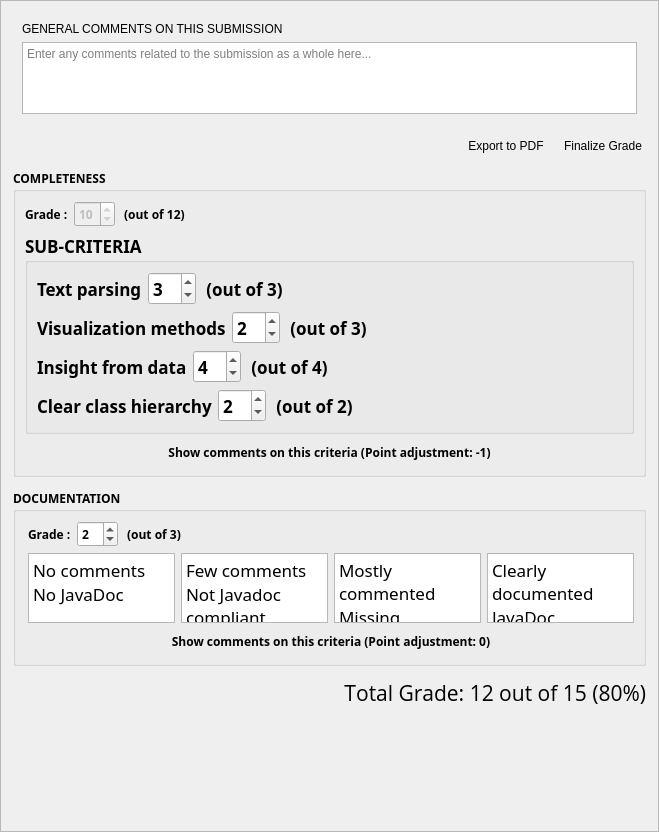
Before: the Qt Designer form TurboGrade/ui/gradeview.ui in wassgha/TurboGrade, drawn with Qt 5.
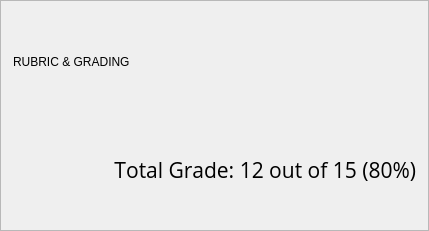
After: the same form once the commit is applied.

Commit message: Put grade view inside code view

What changed in the file:
```diff
--- a/TurboGrade/ui/gradeview.ui
+++ b/TurboGrade/ui/gradeview.ui
@@ -6,8 +6,8 @@
    <rect>
     <x>0</x>
     <y>0</y>
-    <width>659</width>
-    <height>832</height>
+    <width>429</width>
+    <height>231</height>
    </rect>
   </property>
   <property name="windowTitle">
@@ -107,6 +107,9 @@
 } </string>
   </property>
   <layout class="QVBoxLayout" name="verticalLayout_5">
+   <property name="spacing">
+    <number>0</number>
+   </property>
    <property name="leftMargin">
     <number>0</number>
    </property>
@@ -122,7 +125,7 @@
    <item>
     <widget class="QScrollArea" name="scrollArea">
      <property name="sizePolicy">
-      <sizepolicy hsizetype="Expanding" vsizetype="Expanding">
+      <sizepolicy hsizetype="Preferred" vsizetype="Expanding">
        <horstretch>0</horstretch>
        <verstretch>0</verstretch>
       </sizepolicy>
@@ -147,19 +150,19 @@
        <rect>
         <x>0</x>
         <y>0</y>
-        <width>659</width>
-        <height>746</height>
+        <width>429</width>
+        <height>231</height>
        </rect>
       </property>
       <property name="sizePolicy">
-       <sizepolicy hsizetype="Expanding" vsizetype="Fixed">
+       <sizepolicy hsizetype="Preferred" vsizetype="Preferred">
         <horstretch>0</horstretch>
         <verstretch>0</verstretch>
        </sizepolicy>
       </property>
       <property name="maximumSize">
        <size>
-        <width>960</width>
+        <width>16777215</width>
         <height>16777215</height>
        </size>
       </property>
@@ -180,614 +183,10 @@
         <number>12</number>
        </property>
        <item>
-        <widget class="QWidget" name="general_comments_box" native="true">
-         <property name="sizePolicy">
-          <sizepolicy hsizetype="Preferred" vsizetype="Fixed">
-           <horstretch>0</horstretch>
-           <verstretch>0</verstretch>
-          </sizepolicy>
+        <widget class="QLabel" name="title">
+         <property name="text">
+          <string>RUBRIC &amp; GRADING</string>
          </property>
-         <layout class="QVBoxLayout" name="verticalLayout_6">
-          <item>
-           <widget class="QLabel" name="general_comments_label">
-            <property name="text">
-             <string>GENERAL COMMENTS ON THIS SUBMISSION</string>
-            </property>
-           </widget>
-          </item>
-          <item>
-           <widget class="QTextEdit" name="general_comments">
-            <property name="sizeAdjustPolicy">
-             <enum>QAbstractScrollArea::AdjustToContentsOnFirstShow</enum>
-            </property>
-            <property name="placeholderText">
-             <string>Enter any comments related to the submission as a whole here...</string>
-            </property>
-           </widget>
-          </item>
-         </layout>
-        </widget>
-       </item>
-       <item>
-        <layout class="QHBoxLayout" name="horizontalLayout_6">
-         <item>
-          <spacer name="spacer">
-           <property name="orientation">
-            <enum>Qt::Horizontal</enum>
-           </property>
-           <property name="sizeHint" stdset="0">
-            <size>
-             <width>40</width>
-             <height>20</height>
-            </size>
-           </property>
-          </spacer>
-         </item>
-         <item>
-          <widget class="QPushButton" name="export_pdf">
-           <property name="font">
-            <font/>
-           </property>
-           <property name="cursor">
-            <cursorShape>PointingHandCursor</cursorShape>
-           </property>
-           <property name="text">
-            <string>Export to PDF</string>
-           </property>
-           <property name="default">
-            <bool>true</bool>
-           </property>
-           <property name="flat">
-            <bool>true</bool>
-           </property>
-          </widget>
-         </item>
-         <item>
-          <widget class="QPushButton" name="finalize">
-           <property name="font">
-            <font/>
-           </property>
-           <property name="cursor">
-            <cursorShape>PointingHandCursor</cursorShape>
-           </property>
-           <property name="text">
-            <string>Finalize Grade</string>
-           </property>
-           <property name="default">
-            <bool>true</bool>
-           </property>
-           <property name="flat">
-            <bool>true</bool>
-           </property>
-          </widget>
-         </item>
-        </layout>
-       </item>
-       <item>
-        <widget class="QGroupBox" name="dummy1">
-         <property name="sizePolicy">
-          <sizepolicy hsizetype="Preferred" vsizetype="Fixed">
-           <horstretch>0</horstretch>
-           <verstretch>0</verstretch>
-          </sizepolicy>
-         </property>
-         <property name="maximumSize">
-          <size>
-           <width>16777215</width>
-           <height>16777215</height>
-          </size>
-         </property>
-         <property name="font">
-          <font>
-           <family>Avenir</family>
-           <weight>75</weight>
-           <bold>true</bold>
-          </font>
-         </property>
-         <property name="title">
-          <string>COMPLETENESS</string>
-         </property>
-         <property name="alignment">
-          <set>Qt::AlignLeading|Qt::AlignLeft|Qt::AlignTop</set>
-         </property>
-         <property name="flat">
-          <bool>true</bool>
-         </property>
-         <layout class="QVBoxLayout" name="verticalLayout_2">
-          <item>
-           <layout class="QHBoxLayout" name="horizontalLayout_3">
-            <item>
-             <widget class="QLabel" name="label_3">
-              <property name="text">
-               <string>Grade :</string>
-              </property>
-             </widget>
-            </item>
-            <item>
-             <widget class="QSpinBox" name="spinBox_2">
-              <property name="enabled">
-               <bool>false</bool>
-              </property>
-              <property name="value">
-               <number>10</number>
-              </property>
-             </widget>
-            </item>
-            <item>
-             <widget class="QLabel" name="label_4">
-              <property name="text">
-               <string> (out of 12)</string>
-              </property>
-             </widget>
-            </item>
-            <item>
-             <spacer name="horizontalSpacer_2">
-              <property name="orientation">
-               <enum>Qt::Horizontal</enum>
-              </property>
-              <property name="sizeHint" stdset="0">
-               <size>
-                <width>40</width>
-                <height>20</height>
-               </size>
-              </property>
-             </spacer>
-            </item>
-           </layout>
-          </item>
-          <item>
-           <widget class="QGroupBox" name="groupBox_3">
-            <property name="font">
-             <font>
-              <family>Avenir</family>
-              <pointsize>13</pointsize>
-              <weight>75</weight>
-              <bold>true</bold>
-             </font>
-            </property>
-            <property name="title">
-             <string>SUB-CRITERIA</string>
-            </property>
-            <property name="flat">
-             <bool>false</bool>
-            </property>
-            <layout class="QVBoxLayout" name="verticalLayout_4">
-             <item>
-              <layout class="QHBoxLayout" name="horizontalLayout_7">
-               <item>
-                <widget class="QLabel" name="label_11">
-                 <property name="text">
-                  <string>Text parsing</string>
-                 </property>
-                </widget>
-               </item>
-               <item>
-                <widget class="QSpinBox" name="spinBox_6">
-                 <property name="enabled">
-                  <bool>true</bool>
-                 </property>
-                 <property name="value">
-                  <number>3</number>
-                 </property>
-                </widget>
-               </item>
-               <item>
-                <widget class="QLabel" name="label_12">
-                 <property name="text">
-                  <string> (out of 3)</string>
-                 </property>
-                </widget>
-               </item>
-               <item>
-                <spacer name="horizontalSpacer_4">
-                 <property name="orientation">
-                  <enum>Qt::Horizontal</enum>
-                 </property>
-                 <property name="sizeHint" stdset="0">
-                  <size>
-                   <width>40</width>
-                   <height>20</height>
-                  </size>
-                 </property>
-                </spacer>
-               </item>
-              </layout>
-             </item>
-             <item>
-              <layout class="QHBoxLayout" name="horizontalLayout_8">
-               <item>
-                <widget class="QLabel" name="label_13">
-                 <property name="text">
-                  <string>Visualization methods</string>
-                 </property>
-                </widget>
-               </item>
-               <item>
-                <widget class="QSpinBox" name="spinBox_7">
-                 <property name="enabled">
-                  <bool>true</bool>
-                 </property>
-                 <property name="styleSheet">
-                  <string notr="true"/>
-                 </property>
-                 <property name="value">
-                  <number>2</number>
-                 </property>
-                </widget>
-               </item>
-               <item>
-                <widget class="QLabel" name="label_14">
-                 <property name="text">
-                  <string> (out of 3)</string>
-                 </property>
-                </widget>
-               </item>
-               <item>
-                <spacer name="horizontalSpacer_5">
-                 <property name="orientation">
-                  <enum>Qt::Horizontal</enum>
-                 </property>
-                 <property name="sizeHint" stdset="0">
-                  <size>
-                   <width>40</width>
-                   <height>20</height>
-                  </size>
-                 </property>
-                </spacer>
-               </item>
-              </layout>
-             </item>
-             <item>
-              <layout class="QHBoxLayout" name="horizontalLayout_9">
-               <item>
-                <widget class="QLabel" name="label_15">
-                 <property name="text">
-                  <string>Insight from data</string>
-                 </property>
-                </widget>
-               </item>
-               <item>
-                <widget class="QSpinBox" name="spinBox_8">
-                 <property name="enabled">
-                  <bool>true</bool>
-                 </property>
-                 <property name="value">
-                  <number>4</number>
-                 </property>
-                </widget>
-               </item>
-               <item>
-                <widget class="QLabel" name="label_16">
-                 <property name="text">
-                  <string> (out of 4)</string>
-                 </property>
-                </widget>
-               </item>
-               <item>
-                <spacer name="horizontalSpacer_6">
-                 <property name="orientation">
-                  <enum>Qt::Horizontal</enum>
-                 </property>
-                 <property name="sizeHint" stdset="0">
-                  <size>
-                   <width>40</width>
-                   <height>20</height>
-                  </size>
-                 </property>
-                </spacer>
-               </item>
-              </layout>
-             </item>
-             <item>
-              <layout class="QHBoxLayout" name="horizontalLayout_10">
-               <item>
-                <widget class="QLabel" name="label_17">
-                 <property name="text">
-                  <string>Clear class hierarchy</string>
-                 </property>
-                </widget>
-               </item>
-               <item>
-                <widget class="QSpinBox" name="spinBox_9">
-                 <property name="enabled">
-                  <bool>true</bool>
-                 </property>
-                 <property name="value">
-                  <number>2</number>
-                 </property>
-                </widget>
-               </item>
-               <item>
-                <widget class="QLabel" name="label_18">
-                 <property name="text">
-                  <string> (out of 2)</string>
-                 </property>
-                </widget>
-               </item>
-               <item>
-                <spacer name="horizontalSpacer_7">
-                 <property name="orientation">
-                  <enum>Qt::Horizontal</enum>
-                 </property>
-                 <property name="sizeHint" stdset="0">
-                  <size>
-                   <width>40</width>
-                   <height>20</height>
-                  </size>
-                 </property>
-                </spacer>
-               </item>
-              </layout>
-             </item>
-            </layout>
-           </widget>
-          </item>
-          <item>
-           <widget class="QPushButton" name="pushButton_2">
-            <property name="text">
-             <string>Show comments on this criteria (Point adjustment: -1)</string>
-            </property>
-            <property name="flat">
-             <bool>true</bool>
-            </property>
-           </widget>
-          </item>
-         </layout>
-        </widget>
-       </item>
-       <item>
-        <widget class="QGroupBox" name="dummy2">
-         <property name="sizePolicy">
-          <sizepolicy hsizetype="Preferred" vsizetype="Minimum">
-           <horstretch>0</horstretch>
-           <verstretch>0</verstretch>
-          </sizepolicy>
-         </property>
-         <property name="maximumSize">
-          <size>
-           <width>16777215</width>
-           <height>16777215</height>
-          </size>
-         </property>
-         <property name="font">
-          <font>
-           <family>Avenir</family>
-           <weight>75</weight>
-           <bold>true</bold>
-          </font>
-         </property>
-         <property name="title">
-          <string>DOCUMENTATION</string>
-         </property>
-         <property name="alignment">
-          <set>Qt::AlignLeading|Qt::AlignLeft|Qt::AlignTop</set>
-         </property>
-         <property name="flat">
-          <bool>true</bool>
-         </property>
-         <layout class="QVBoxLayout" name="verticalLayout">
-          <property name="leftMargin">
-           <number>12</number>
-          </property>
-          <item>
-           <layout class="QHBoxLayout" name="horizontalLayout_2">
-            <item>
-             <widget class="QLabel" name="label">
-              <property name="text">
-               <string>Grade :</string>
-              </property>
-             </widget>
-            </item>
-            <item>
-             <widget class="QSpinBox" name="spinBox">
-              <property name="value">
-               <number>2</number>
-              </property>
-             </widget>
-            </item>
-            <item>
-             <widget class="QLabel" name="label_2">
-              <property name="text">
-               <string> (out of 3)</string>
-              </property>
-             </widget>
-            </item>
-            <item>
-             <spacer name="horizontalSpacer">
-              <property name="orientation">
-               <enum>Qt::Horizontal</enum>
-              </property>
-              <property name="sizeHint" stdset="0">
-               <size>
-                <width>40</width>
-                <height>20</height>
-               </size>
-              </property>
-             </spacer>
-            </item>
-           </layout>
-          </item>
-          <item>
-           <layout class="QHBoxLayout" name="horizontalLayout">
-            <item>
-             <widget class="QTextBrowser" name="level1">
-              <property name="sizePolicy">
-               <sizepolicy hsizetype="Expanding" vsizetype="Expanding">
-                <horstretch>0</horstretch>
-                <verstretch>0</verstretch>
-               </sizepolicy>
-              </property>
-              <property name="frameShape">
-               <enum>QFrame::StyledPanel</enum>
-              </property>
-              <property name="frameShadow">
-               <enum>QFrame::Plain</enum>
-              </property>
-              <property name="verticalScrollBarPolicy">
-               <enum>Qt::ScrollBarAlwaysOff</enum>
-              </property>
-              <property name="horizontalScrollBarPolicy">
-               <enum>Qt::ScrollBarAlwaysOff</enum>
-              </property>
-              <property name="sizeAdjustPolicy">
-               <enum>QAbstractScrollArea::AdjustToContents</enum>
-              </property>
-              <property name="lineWrapMode">
-               <enum>QTextEdit::WidgetWidth</enum>
-              </property>
-              <property name="html">
-               <string>&lt;!DOCTYPE HTML PUBLIC &quot;-//W3C//DTD HTML 4.0//EN&quot; &quot;http://www.w3.org/TR/REC-html40/strict.dtd&quot;&gt;
-&lt;html&gt;&lt;head&gt;&lt;meta name=&quot;qrichtext&quot; content=&quot;1&quot; /&gt;&lt;style type=&quot;text/css&quot;&gt;
-p, li { white-space: pre-wrap; }
-&lt;/style&gt;&lt;/head&gt;&lt;body style=&quot; font-family:'.SF NS Text'; font-size:13pt; font-weight:400; font-style:normal;&quot;&gt;
-&lt;p style=&quot; margin-top:0px; margin-bottom:0px; margin-left:0px; margin-right:0px; -qt-block-indent:0; text-indent:0px;&quot;&gt;No comments&lt;/p&gt;
-&lt;p style=&quot; margin-top:0px; margin-bottom:0px; margin-left:0px; margin-right:0px; -qt-block-indent:0; text-indent:0px;&quot;&gt;No JavaDoc&lt;/p&gt;&lt;/body&gt;&lt;/html&gt;</string>
-              </property>
-              <property name="acceptRichText">
-               <bool>true</bool>
-              </property>
-             </widget>
-            </item>
-            <item>
-             <widget class="QTextBrowser" name="level2">
-              <property name="sizePolicy">
-               <sizepolicy hsizetype="Expanding" vsizetype="Expanding">
-                <horstretch>0</horstretch>
-                <verstretch>0</verstretch>
-               </sizepolicy>
-              </property>
-              <property name="frameShape">
-               <enum>QFrame::StyledPanel</enum>
-              </property>
-              <property name="frameShadow">
-               <enum>QFrame::Plain</enum>
-              </property>
-              <property name="verticalScrollBarPolicy">
-               <enum>Qt::ScrollBarAlwaysOff</enum>
-              </property>
-              <property name="horizontalScrollBarPolicy">
-               <enum>Qt::ScrollBarAlwaysOff</enum>
-              </property>
-              <property name="sizeAdjustPolicy">
-               <enum>QAbstractScrollArea::AdjustToContents</enum>
-              </property>
-              <property name="lineWrapMode">
-               <enum>QTextEdit::WidgetWidth</enum>
-              </property>
-              <property name="html">
-               <string>&lt;!DOCTYPE HTML PUBLIC &quot;-//W3C//DTD HTML 4.0//EN&quot; &quot;http://www.w3.org/TR/REC-html40/strict.dtd&quot;&gt;
-&lt;html&gt;&lt;head&gt;&lt;meta name=&quot;qrichtext&quot; content=&quot;1&quot; /&gt;&lt;style type=&quot;text/css&quot;&gt;
-p, li { white-space: pre-wrap; }
-&lt;/style&gt;&lt;/head&gt;&lt;body style=&quot; font-family:'.SF NS Text'; font-size:13pt; font-weight:400; font-style:normal;&quot;&gt;
-&lt;p style=&quot; margin-top:0px; margin-bottom:0px; margin-left:0px; margin-right:0px; -qt-block-indent:0; text-indent:0px;&quot;&gt;Few comments&lt;/p&gt;
-&lt;p style=&quot; margin-top:0px; margin-bottom:0px; margin-left:0px; margin-right:0px; -qt-block-indent:0; text-indent:0px;&quot;&gt;Not Javadoc compliant&lt;/p&gt;&lt;/body&gt;&lt;/html&gt;</string>
-              </property>
-              <property name="acceptRichText">
-               <bool>true</bool>
-              </property>
-             </widget>
-            </item>
-            <item>
-             <widget class="QTextBrowser" name="level3">
-              <property name="sizePolicy">
-               <sizepolicy hsizetype="Expanding" vsizetype="Expanding">
-                <horstretch>0</horstretch>
-                <verstretch>0</verstretch>
-               </sizepolicy>
-              </property>
-              <property name="font">
-               <font>
-                <family>Avenir</family>
-               </font>
-              </property>
-              <property name="frameShape">
-               <enum>QFrame::StyledPanel</enum>
-              </property>
-              <property name="frameShadow">
-               <enum>QFrame::Plain</enum>
-              </property>
-              <property name="verticalScrollBarPolicy">
-               <enum>Qt::ScrollBarAlwaysOff</enum>
-              </property>
-              <property name="horizontalScrollBarPolicy">
-               <enum>Qt::ScrollBarAlwaysOff</enum>
-              </property>
-              <property name="sizeAdjustPolicy">
-               <enum>QAbstractScrollArea::AdjustToContents</enum>
-              </property>
-              <property name="lineWrapMode">
-               <enum>QTextEdit::WidgetWidth</enum>
-              </property>
-              <property name="html">
-               <string>&lt;!DOCTYPE HTML PUBLIC &quot;-//W3C//DTD HTML 4.0//EN&quot; &quot;http://www.w3.org/TR/REC-html40/strict.dtd&quot;&gt;
-&lt;html&gt;&lt;head&gt;&lt;meta name=&quot;qrichtext&quot; content=&quot;1&quot; /&gt;&lt;style type=&quot;text/css&quot;&gt;
-p, li { white-space: pre-wrap; }
-&lt;/style&gt;&lt;/head&gt;&lt;body style=&quot; font-family:'Avenir'; font-size:13pt; font-weight:400; font-style:normal;&quot;&gt;
-&lt;p style=&quot; margin-top:0px; margin-bottom:0px; margin-left:0px; margin-right:0px; -qt-block-indent:0; text-indent:0px;&quot;&gt;&lt;span style=&quot; font-family:'.SF NS Text';&quot;&gt;Mostly commented&lt;/span&gt;&lt;/p&gt;
-&lt;p style=&quot; margin-top:0px; margin-bottom:0px; margin-left:0px; margin-right:0px; -qt-block-indent:0; text-indent:0px;&quot;&gt;&lt;span style=&quot; font-family:'.SF NS Text';&quot;&gt;Missing comments inside methods&lt;/span&gt;&lt;/p&gt;&lt;/body&gt;&lt;/html&gt;</string>
-              </property>
-              <property name="acceptRichText">
-               <bool>true</bool>
-              </property>
-             </widget>
-            </item>
-            <item>
-             <widget class="QTextBrowser" name="level4">
-              <property name="sizePolicy">
-               <sizepolicy hsizetype="Expanding" vsizetype="Expanding">
-                <horstretch>0</horstretch>
-                <verstretch>0</verstretch>
-               </sizepolicy>
-              </property>
-              <property name="font">
-               <font>
-                <family>Avenir</family>
-               </font>
-              </property>
-              <property name="frameShape">
-               <enum>QFrame::StyledPanel</enum>
-              </property>
-              <property name="frameShadow">
-               <enum>QFrame::Plain</enum>
-              </property>
-              <property name="verticalScrollBarPolicy">
-               <enum>Qt::ScrollBarAlwaysOff</enum>
-              </property>
-              <property name="horizontalScrollBarPolicy">
-               <enum>Qt::ScrollBarAlwaysOff</enum>
-              </property>
-              <property name="sizeAdjustPolicy">
-               <enum>QAbstractScrollArea::AdjustToContents</enum>
-              </property>
-              <property name="lineWrapMode">
-               <enum>QTextEdit::WidgetWidth</enum>
-              </property>
-              <property name="html">
-               <string>&lt;!DOCTYPE HTML PUBLIC &quot;-//W3C//DTD HTML 4.0//EN&quot; &quot;http://www.w3.org/TR/REC-html40/strict.dtd&quot;&gt;
-&lt;html&gt;&lt;head&gt;&lt;meta name=&quot;qrichtext&quot; content=&quot;1&quot; /&gt;&lt;style type=&quot;text/css&quot;&gt;
-p, li { white-space: pre-wrap; }
-&lt;/style&gt;&lt;/head&gt;&lt;body style=&quot; font-family:'Avenir'; font-size:13pt; font-weight:400; font-style:normal;&quot;&gt;
-&lt;p style=&quot; margin-top:0px; margin-bottom:0px; margin-left:0px; margin-right:0px; -qt-block-indent:0; text-indent:0px;&quot;&gt;&lt;span style=&quot; font-family:'.SF NS Text';&quot;&gt;Clearly documented&lt;/span&gt;&lt;/p&gt;
-&lt;p style=&quot; margin-top:0px; margin-bottom:0px; margin-left:0px; margin-right:0px; -qt-block-indent:0; text-indent:0px;&quot;&gt;&lt;span style=&quot; font-family:'.SF NS Text';&quot;&gt;JavaDoc compliant&lt;/span&gt;&lt;/p&gt;&lt;/body&gt;&lt;/html&gt;</string>
-              </property>
-              <property name="acceptRichText">
-               <bool>true</bool>
-              </property>
-             </widget>
-            </item>
-           </layout>
-          </item>
-          <item>
-           <widget class="QPushButton" name="pushButton">
-            <property name="text">
-             <string>Show comments on this criteria (Point adjustment: 0)</string>
-            </property>
-            <property name="flat">
-             <bool>true</bool>
-            </property>
-           </widget>
-          </item>
-         </layout>
         </widget>
        </item>
        <item>
```
Left out of the diff: 32 changed lines with no effect on the pictures. The commit also changes 9 other files.
